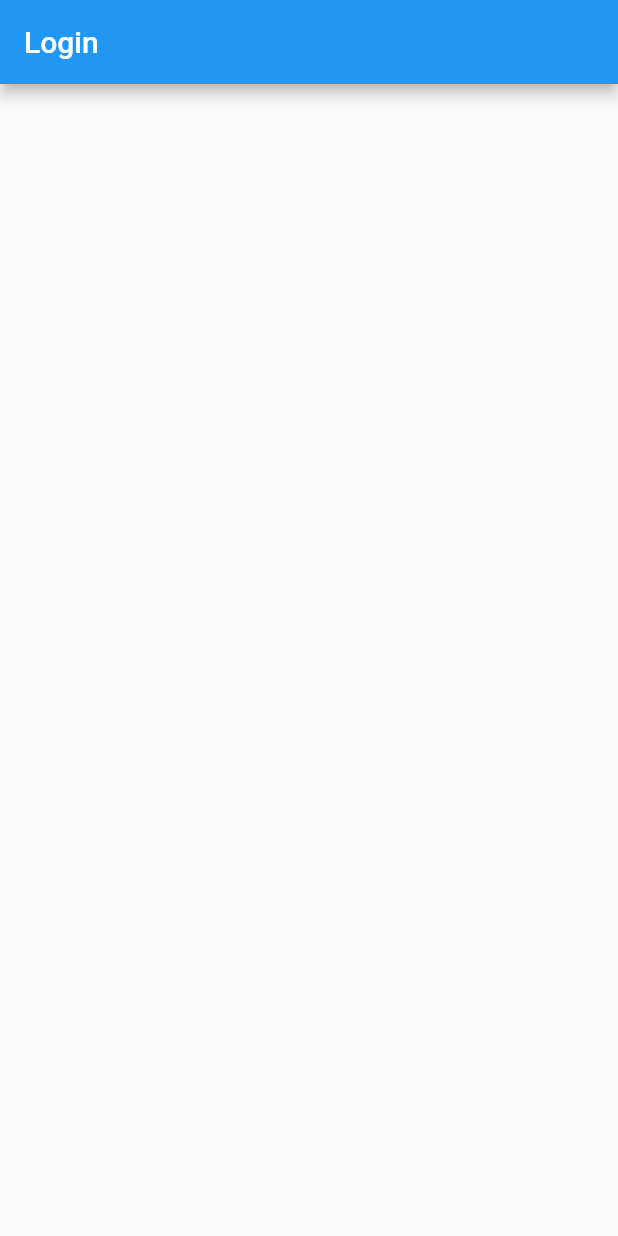
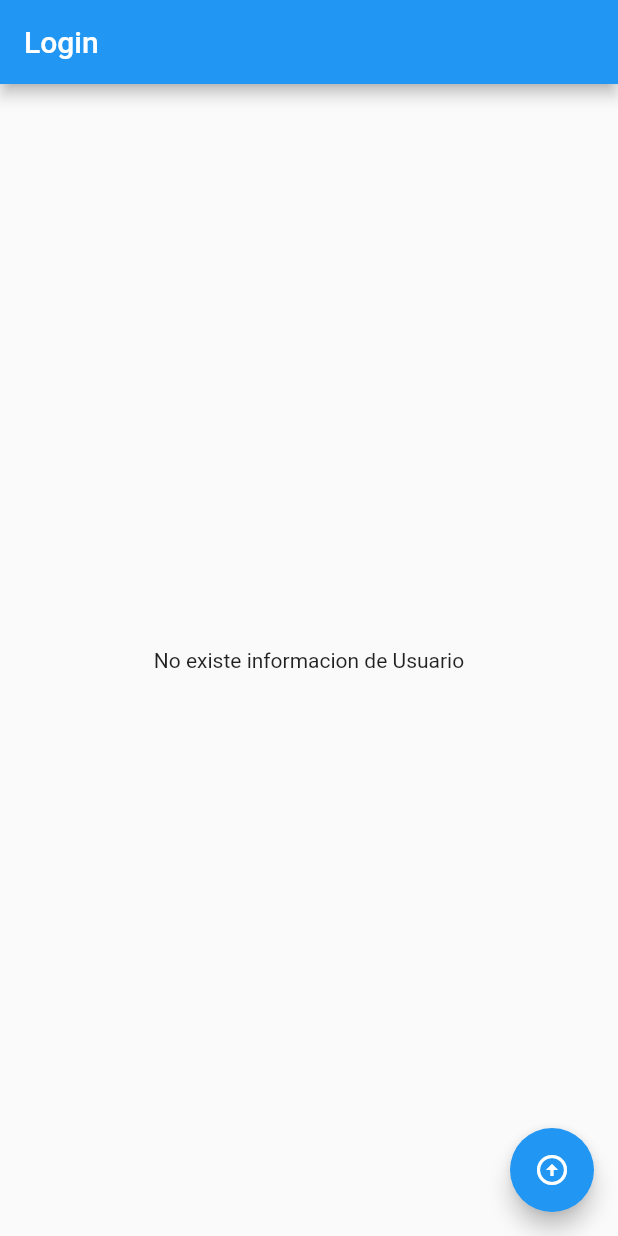
Before and after one commit to BrandonJhonn/flutter_app_diptsv3_todo, a Flutter app: the screen it shows after launch, on a phone screen of 412 x 824 dp. Run offline on Flutter 3.47's test engine with Material 2 defaults, Android fonts, the phone set to English and light mode, and no system bars; our stand-ins replace bloc, flutter_bloc.

Commit message:
Test WebService Login

```diff
--- a/lib/bloc/login/login_event.dart
+++ b/lib/bloc/login/login_event.dart
@@ -0,0 +1,10 @@
+part of 'login_bloc.dart';
+
+@immutable
+abstract class LoginEvent {}
+
+class LoginUser extends LoginEvent {
+  final String strUser;
+  final String strPassword;
+  LoginUser(this.strUser, this.strPassword);
+}
--- a/lib/bloc/login/login_state.dart
+++ b/lib/bloc/login/login_state.dart
@@ -0,0 +1,26 @@
+part of 'login_bloc.dart';
+
+@immutable
+abstract class LoginState {
+
+  final bool isActive;
+  final UserModel? user;
+
+  const LoginState({
+    this.isActive = false,
+    this.user
+  });
+
+}
+
+class LoginInitialState extends LoginState {
+  LoginInitialState(): super(
+    isActive: false,
+    user: UserModel(email: "", token: "", expirationTime: DateTime.now()));
+}
+
+class LoginSetState extends LoginState {
+  final UserModel newUser;
+  const LoginSetState(this.newUser)
+  :super (isActive: true, user: newUser);
+}
--- a/lib/main.dart
+++ b/lib/main.dart
@@ -1,6 +1,7 @@
 import 'package:flutter/material.dart';
 import 'package:flutter_bloc/flutter_bloc.dart';
 
+import 'bloc/login/login_bloc.dart';
 import 'views/login/login_view.dart';
 
 void main() { runApp(const MyApp()); }
@@ -11,13 +12,18 @@ class MyApp extends StatelessWidget {
   // This widget is the root of your application.
   @override
   Widget build(BuildContext context) {
-    return MaterialApp(
+    return MultiBlocProvider(
+      providers: [
+        BlocProvider(create: (_) => LoginBloc())
+      ],
+      child: MaterialApp(
         debugShowCheckedModeBanner: false,
         title: 'TodoApp',
         initialRoute: 'login',
         routes: {
           'login': (_) => const LoginView()
         }
+      )
     );
   }
 }
--- /dev/null
+++ b/lib/utils/global_util.dart
@@ -0,0 +1,3 @@
+const String WS_URL = "todo.ly";
+const String USER = "ucb@diplomado.com";
+const String PASSWORD = "ucbdiplomado";
--- a/lib/views/login/login_view.dart
+++ b/lib/views/login/login_view.dart
@@ -1,16 +1,42 @@
 import 'package:flutter/material.dart';
+import 'package:flutter_bloc/flutter_bloc.dart';
+
+import '../../bloc/login/login_bloc.dart';
+import '../../utils/global_util.dart' as global;
 
 class LoginView extends StatelessWidget {
   const LoginView({super.key});
 
   @override
   Widget build(BuildContext context) {
+    final loginBloc = BlocProvider.of<LoginBloc>(context, listen: false);
+
     return Scaffold(
       appBar: AppBar(
-        title: const Text('Login'),
+        title: const Text('Login')
       ),
-      body: Center(
-        child: Container(),
+      body: BlocBuilder<LoginBloc, LoginState>(
+        builder: (_, state) {
+          return state.isActive
+          ? Center(
+            child: Column(
+              children: [
+                Text(state.user!.email),
+                Text(state.user!.token),
+                Text(state.user!.expirationTime.toString())
+              ]
+            ),
+          )
+          : const Center(
+            child: Text('No existe informacion de Usuario'),
+          );
+        },
+      ),
+      floatingActionButton: FloatingActionButton(
+        child: const Icon(Icons.arrow_circle_up),
+        onPressed: () {
+          loginBloc.add(LoginUser(global.USER, global.PASSWORD));
+        },
       ),
     );
   }
```
Also changed, not shown: lib/bloc/login/login_bloc.dart (+27 -0 lines), lib/models/user_model.dart (+22 -0 lines), lib/services/login_service.dart (added, +36 -0 lines). Lines whose indentation alone changed are shown as unchanged.
